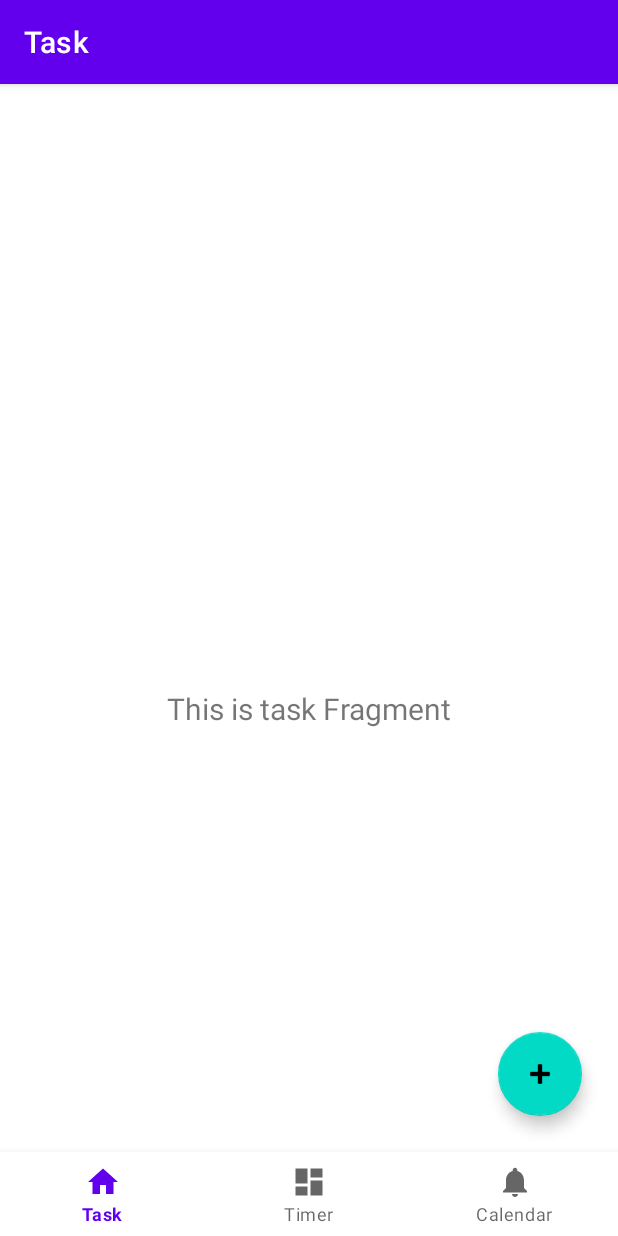
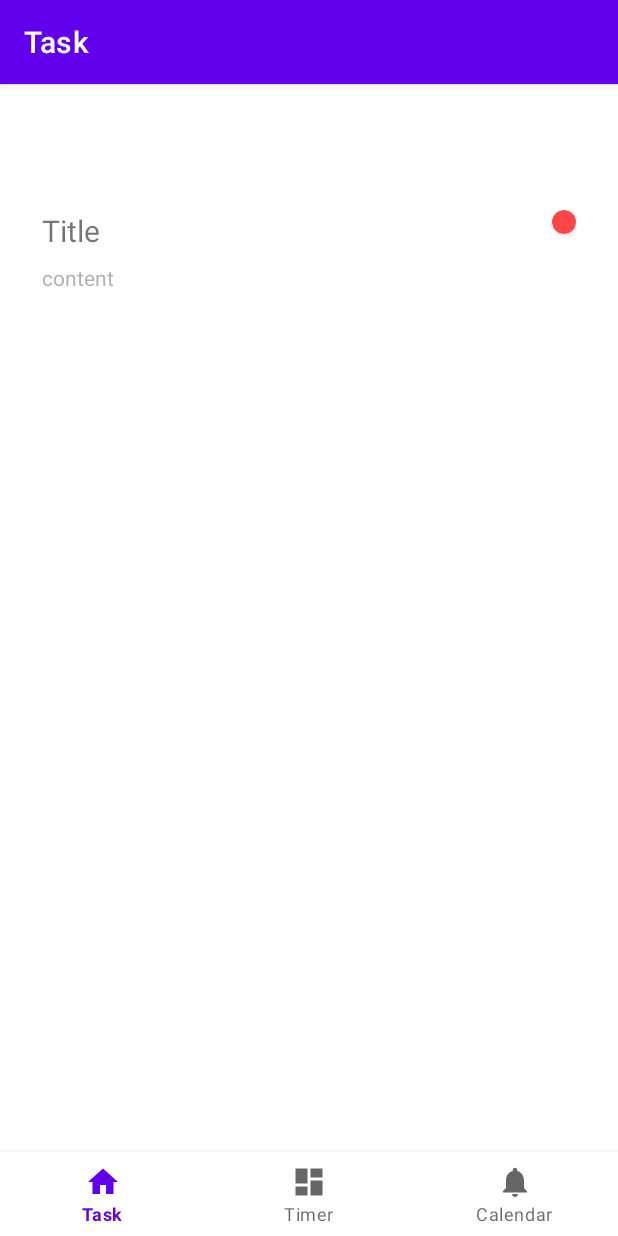
Before and after one commit to kevinyya/DailyTodo, an Android app: the screen it shows after launch (MainActivity), on a phone screen of 412 x 824 dp. Run offline under Robolectric (Android 15) with nearby library versions, the phone set to English and light mode, and no system bars; our stand-ins replace navigation-ui.

Commit message:
Design task_row_view.xml

```diff
--- a/app/src/main/java/com/example/dailytodo/ui/task/TaskFragment.kt
+++ b/app/src/main/java/com/example/dailytodo/ui/task/TaskFragment.kt
@@ -29,14 +29,14 @@ class TaskFragment : Fragment() {
         _binding = FragmentTaskBinding.inflate(inflater, container, false)
         val root: View = binding.root
 
-        val textView: TextView = binding.textTask
-        taskViewModel.text.observe(viewLifecycleOwner) {
-            textView.text = it
-        }
+//        val textView: TextView = binding.textTask
+//        taskViewModel.text.observe(viewLifecycleOwner) {
+//            textView.text = it
+//        }
 
-        binding.addBtn.setOnClickListener{
-            Log.d("Debug", "Add Button Trigger");
-        }
+//        binding.addBtn.setOnClickListener{
+//            Log.d("Debug", "Add Button Trigger");
+//        }
 
         return root
     }
--- a/app/src/main/res/layout/fragment_task.xml
+++ b/app/src/main/res/layout/fragment_task.xml
@@ -1,33 +1,58 @@
 <?xml version="1.0" encoding="utf-8"?>
 <androidx.constraintlayout.widget.ConstraintLayout xmlns:android="http://schemas.android.com/apk/res/android"
-    xmlns:app="http://schemas.android.com/apk/res-auto"
-    xmlns:tools="http://schemas.android.com/tools"
     android:layout_width="match_parent"
     android:layout_height="match_parent"
-    tools:context=".ui.task.TaskFragment">
+    xmlns:app="http://schemas.android.com/apk/res-auto"
+    android:layout_margin="4dp">
 
-    <TextView
-        android:id="@+id/text_task"
+    <LinearLayout
+        android:id="@+id/taskLL"
         android:layout_width="match_parent"
         android:layout_height="wrap_content"
-        android:layout_marginStart="8dp"
-        android:layout_marginTop="8dp"
-        android:layout_marginEnd="8dp"
-        android:textAlignment="center"
-        android:textSize="20sp"
-        app:layout_constraintBottom_toBottomOf="parent"
-        app:layout_constraintEnd_toEndOf="parent"
+        android:orientation="vertical"
+        android:gravity="center_vertical"
+        android:padding="16dp"
         app:layout_constraintStart_toStartOf="parent"
-        app:layout_constraintTop_toTopOf="parent" />
+        app:layout_constraintEnd_toEndOf="parent" >
 
-    <com.google.android.material.floatingactionbutton.FloatingActionButton
-        android:id="@+id/addBtn"
-        android:layout_width="wrap_content"
-        android:layout_height="wrap_content"
-        android:clickable="true"
-        android:src="@android:drawable/ic_input_add"
-        android:layout_marginEnd="24dp"
-        android:layout_marginBottom="80dp"
-        app:layout_constraintBottom_toBottomOf="parent"
-        app:layout_constraintEnd_toEndOf="parent" />
+        <LinearLayout
+            android:layout_width="match_parent"
+            android:layout_height="wrap_content"
+            android:orientation="horizontal"
+            android:gravity="center_horizontal"
+            android:layout_weight="1"
+            android:padding="8dp">
+
+            <TextView
+                android:id="@+id/titleTV"
+                android:layout_width="wrap_content"
+                android:layout_height="wrap_content"
+                android:textSize="20sp"
+                android:layout_weight="1"
+                android:gravity="left"
+                android:text="Title" />
+
+            <androidx.cardview.widget.CardView
+                android:id="@+id/priority_indicator"
+                android:layout_width="16dp"
+                android:layout_height="16dp"
+                app:cardBackgroundColor="@color/red"
+                app:cardCornerRadius="100dp" />
+
+        </LinearLayout>
+
+        <TextView
+            android:id="@+id/contentTV"
+            android:layout_width="wrap_content"
+            android:layout_height="16dp"
+            android:layout_weight="1"
+            android:gravity="center"
+            android:text="content"
+            android:textColor="@color/gray"
+            android:layout_marginStart="8dp"
+            app:layout_constraintStart_toStartOf="@id/taskLL"
+            />
+
+    </LinearLayout>
+
 </androidx.constraintlayout.widget.ConstraintLayout>
--- a/app/src/main/res/values/colors.xml
+++ b/app/src/main/res/values/colors.xml
@@ -7,4 +7,6 @@
     <color name="teal_700">#FF018786</color>
     <color name="black">#FF000000</color>
     <color name="white">#FFFFFFFF</color>
+    <color name="red">#FF4646</color>
+    <color name="gray">#79595555</color>
 </resources>
```
Also changed, not shown: app/src/main/res/drawable/ic_add_button.xml (added, +9 -0 lines), app/src/main/res/layout/task_row_view.xml (added, +55 -0 lines).
